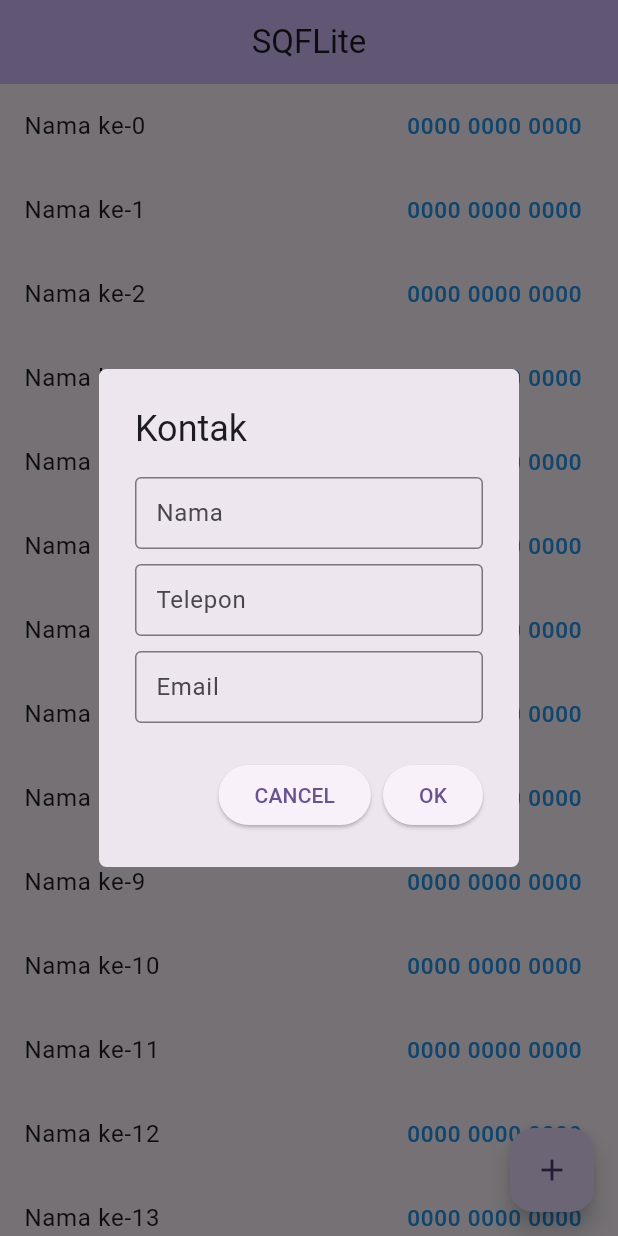
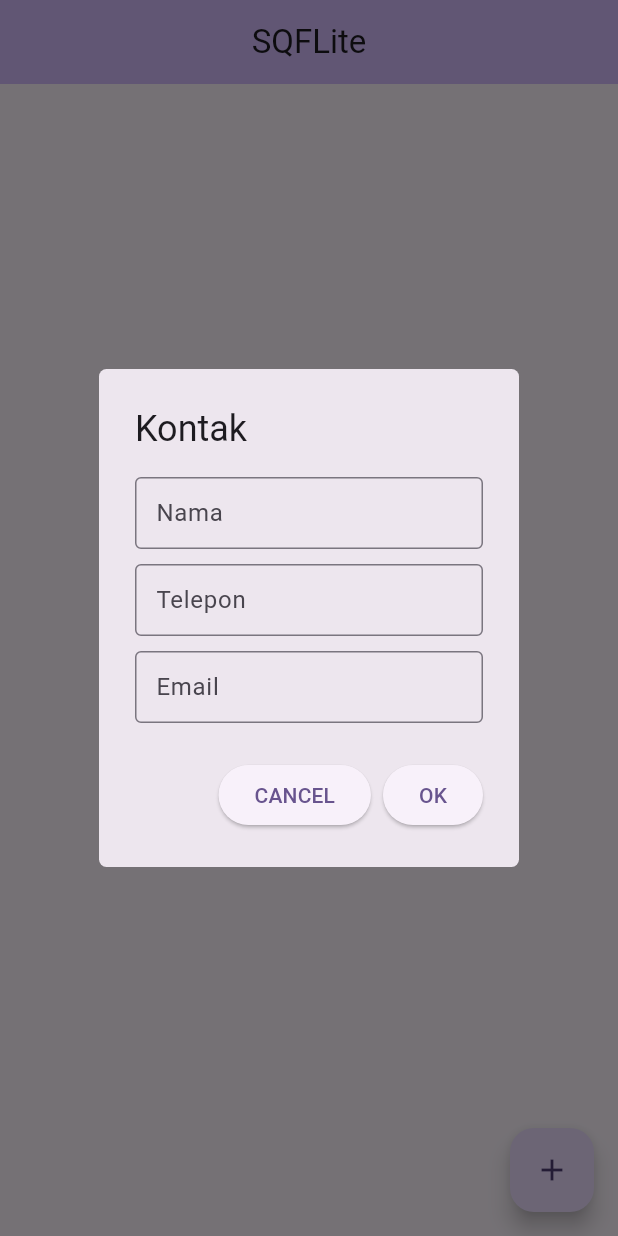
Before and after one commit to hendroprwk08/crud_flutter_sqflite_2024, a Flutter app: the screen it shows after launch, after a tap on the "add" icon, on a phone screen of 412 x 824 dp. Run offline on Flutter 3.47's test engine with Material 3 defaults, Android fonts, the phone set to English and light mode, and no system bars; our stand-ins replace sqflite; accounts and stored records are empty.

```diff
--- /dev/null
+++ b/lib/helper/database_helper.dart
@@ -0,0 +1,86 @@
+import 'package:path/path.dart';
+import 'package:sqflite/sqflite.dart';
+import 'package:path_provider/path_provider.dart';
+import '../model/kontak.dart';
+
+class DatabaseHelper {
+  static const _databaseName = "my_database.db";
+  static const _databaseVersion = 1;
+  static const _tableName = 'kontak';
+
+  static const _columnId = 'id';
+  static const _columnNama = 'nama';
+  static const _columnTelepon = 'telepon';
+  static const _columnEmail = 'email';
+
+  static final DatabaseHelper _instance = DatabaseHelper._internal();
+
+  factory DatabaseHelper() {
+    return _instance;
+  }
+
+  DatabaseHelper._internal();
+
+  static late Database _database;
+
+  Future<Database> get database async {
+    _database = await _initDatabase();
+    return _database;
+  }
+
+  Future _initDatabase() async {
+    final databasesPath = await getApplicationDocumentsDirectory();
+    final path = join(databasesPath.path, _databaseName);
+
+    return await openDatabase(path, version: _databaseVersion, onCreate: _onCreate);
+  }
+
+  Future _onCreate(Database db, int version) async {
+    await db.execute('''
+      CREATE TABLE $_tableName (
+        $_columnId INTEGER PRIMARY KEY AUTOINCREMENT,
+        $_columnNama TEXT,
+        $_columnTelepon TEXT,
+        $_columnEmail TEXT
+      )
+    ''');
+  }
+
+  Future<int> insert(Kontak object) async {
+    final db = await database;
+    return await db.insert(_tableName, object.toMap());
+  }
+
+  Future<List<Kontak>> getAll() async {
+    final db = await database;
+    final List<Map<String, dynamic>> maps = await db.query(_tableName);
+    return List.generate(maps.length, (i) {
+      return Kontak.fromMap(maps[i]);
+    });
+  }
+
+  Future<Kontak?> getById(int id) async {
+    final db = await database;
+    final List<Map<String, dynamic>> maps = await db.query(
+      _tableName,
+      where: '$_columnId = ?',
+      whereArgs: [id],
+    );
+
+    if (maps.isEmpty) {
+      return null;
+    }
+
+    return Kontak.fromMap(maps.first);
+  }
+
+  Future<int> updateContact(Kontak object) async {
+    final db = await database;
+    return await db.update(_tableName, object.toMap(), where: '$_columnId = ?', whereArgs: [object.id]);
+  }
+
+  Future<int> delete(int id) async {
+    final db = await database;
+    return await db.delete(_tableName, where: '$_columnId = ?', whereArgs: [id]);
+  }
+}
--- a/lib/main.dart
+++ b/lib/main.dart
@@ -1,4 +1,6 @@
 import 'package:flutter/material.dart';
+import 'model/kontak.dart';
+import 'helper/database_helper.dart';
 
 void main() {
   runApp(const MyApp());
@@ -29,7 +31,28 @@ class MyHomePage extends StatefulWidget {
 }
 
 class _MyHomePageState extends State<MyHomePage> {
-  late String nama, telepon, email;
+  final _databaseHelper = DatabaseHelper();
+  List<Kontak> _kontakList = [];
+
+  late String nama, alamat, telepon, email;
+
+  @override
+  void initState() {
+    super.initState();
+    _getData();
+  }
+
+  Future<void> _getData() async {
+    List<Kontak> kontaks = await _databaseHelper.getAll();
+    setState(() {
+      _kontakList = kontaks;
+    });
+  }
+
+  Future<void> _delete(int id) async {
+    await _databaseHelper.delete(id);
+    _getData(); // Refresh the list after deletion
+  }
 
   @override
   Widget build(BuildContext context) {
@@ -39,16 +62,26 @@ class _MyHomePageState extends State<MyHomePage> {
         centerTitle: true,
         title: const Text('SQFLite'),
       ),
-      body: ListView.builder(
-          itemCount: 25,
-          itemBuilder: (BuildContext context, int index) {
-            return ListTile(
-                trailing: const Text(
-                  "0000 0000 0000",
-                  style: TextStyle(color: Colors.blue, fontSize: 15),
-                ),
-                title: Text("Nama ke-$index"));
-          }),
+      body: _kontakList.length == 0
+          ? Center(
+              child: Text('Kosong'),
+            )
+          : ListView.builder(
+              itemCount: _kontakList.length,
+              itemBuilder: (context, index) {
+                Kontak kontak = _kontakList[index];
+                return ListTile(
+                  title: Text(kontak.nama),
+                  subtitle: Text('${kontak.telepon} - ${kontak.email}'),
+                  trailing: IconButton(
+                      icon: Icon(Icons.block),
+                      onPressed: () {
+                        _databaseHelper.delete(kontak.id!);
+                        _getData();
+                      }),
+                );
+              },
+            ),
       floatingActionButton: FloatingActionButton(
         onPressed: () {
           //munculkan Dialog
@@ -73,11 +106,15 @@ class _MyHomePageState extends State<MyHomePage> {
                           labelText: 'Nama',
                           hintText: 'Nama Kontak',
                           border: OutlineInputBorder(),
-                          contentPadding: EdgeInsets.symmetric(vertical: 5, horizontal: 10),
+                          contentPadding:
+                              EdgeInsets.symmetric(vertical: 5, horizontal: 10),
                         ),
                       ),
-                      const SizedBox(height: 10,),
+                      const SizedBox(
+                        height: 10,
+                      ),
                       TextField(
+                        keyboardType: TextInputType.number,
                         onChanged: (value) {
                           setState(() {
                             telepon = value;
@@ -87,10 +124,13 @@ class _MyHomePageState extends State<MyHomePage> {
                           labelText: 'Telepon',
                           hintText: '000000000000',
                           border: OutlineInputBorder(),
-                          contentPadding: EdgeInsets.symmetric(vertical: 5, horizontal: 10),
+                          contentPadding:
+                              EdgeInsets.symmetric(vertical: 5, horizontal: 10),
                         ),
                       ),
-                      const SizedBox(height: 10,),
+                      const SizedBox(
+                        height: 10,
+                      ),
                       TextField(
                         onChanged: (value) {
                           setState(() {
@@ -101,7 +141,8 @@ class _MyHomePageState extends State<MyHomePage> {
                           labelText: 'Email',
                           hintText: "email@provider.com",
                           border: OutlineInputBorder(),
-                          contentPadding: EdgeInsets.symmetric(vertical: 5, horizontal: 10),
+                          contentPadding:
+                              EdgeInsets.symmetric(vertical: 5, horizontal: 10),
                         ),
                       ),
                     ],
@@ -115,10 +156,13 @@ class _MyHomePageState extends State<MyHomePage> {
                     ),
                     ElevatedButton(
                       child: const Text('OK'),
-                      onPressed: () {
-                        print(nama);
-                        print(telepon);
-                        print(email);
+                      onPressed: () async {
+                        final Kontak model =
+                            Kontak(nama: nama, telepon: telepon, email: email);
+
+                        await _databaseHelper.insert(model);
+                        _getData();
+
                         Navigator.pop(context);
                       },
                     ),
@@ -128,7 +172,7 @@ class _MyHomePageState extends State<MyHomePage> {
         },
         tooltip: 'Tambah',
         child: const Icon(Icons.add),
-      ), // This trailing comma makes auto-formatting nicer for build methods.
+      ),
     );
   }
 }
--- a/lib/kontak.dart
+++ b/lib/model/kontak.dart
@@ -1,20 +1,23 @@
 class Kontak {
-  final int id;
+  // kemungkinan tak memasukkan id
+  // ketika input data baru
+  late final int? id;
   final String nama, telepon, email;
 
   Kontak(
-      {required this.id,
+      {this.id,
         required this.nama,
         required this.telepon,
         required this.email});
 
   // mengubah data menjadi Map
   // untuk disimpan dalam database
+  // tanpa id
   Map<String, dynamic> toMap() {
     return {
-      'id': id,
       'nama': nama,
-      'telepon': email,
+      'telepon': telepon,
+      'email': email,
     };
   }
 
```
Also changed, not shown: lib/database_helper.dart (deleted, +0 -82 lines).
